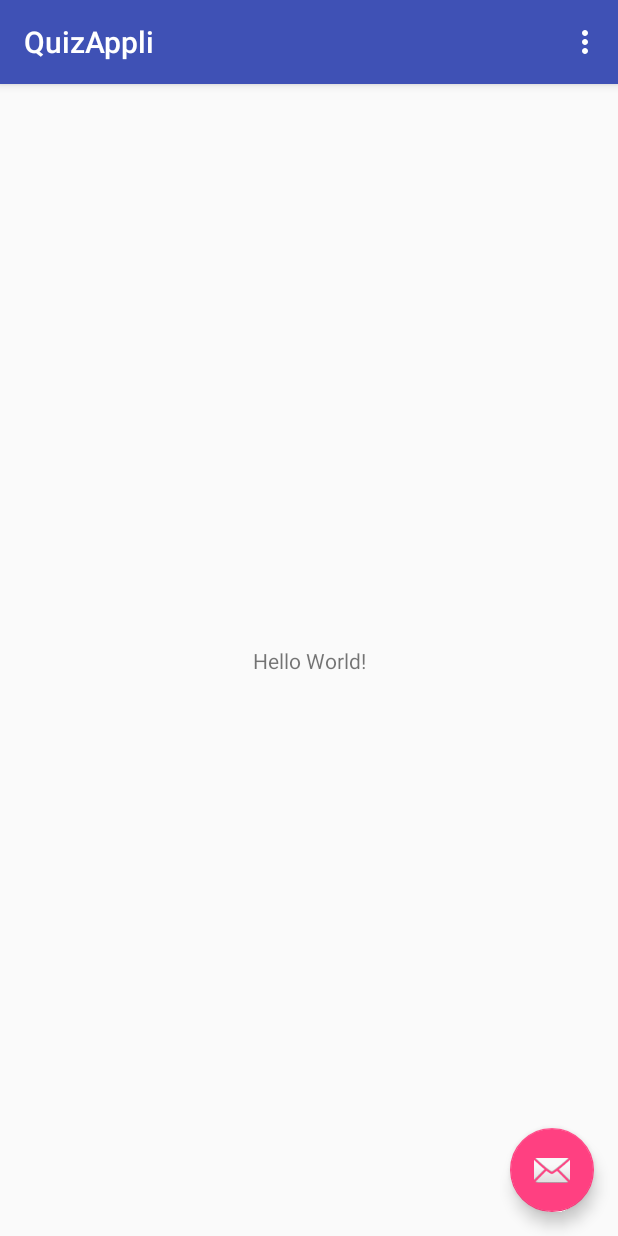
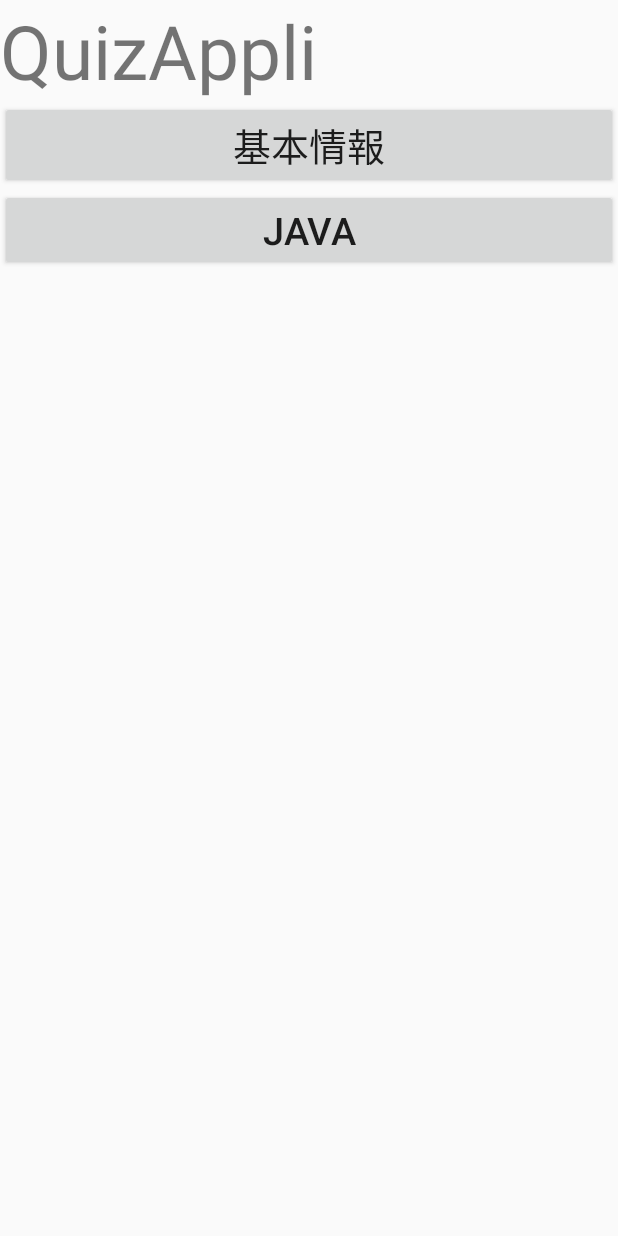
Before and after one commit to yuuki-shinpo/QuizAppli, an Android app: the screen it shows after launch (MainActivity), on a phone screen of 412 x 824 dp. Run offline under Robolectric (Android 15) with nearby library versions, the phone set to English and light mode, and no system bars; 3 statements that could not run were skipped.

Commit message:
mainActivityをコミット

```diff
--- a/app/build.gradle
+++ b/app/build.gradle
@@ -20,7 +20,7 @@ android {
 
 dependencies {
     implementation fileTree(dir: 'libs', include: ['*.jar'])
-    implementation 'com.android.support:appcompat-v7:28.0.0-rc02'
+    implementation 'com.android.support:appcompat-v7:28.0.0-alpha1'
     implementation 'com.android.support.constraint:constraint-layout:1.1.3'
     implementation 'com.android.support:design:28.0.0-rc02'
     testImplementation 'junit:junit:4.12'
--- a/app/src/main/java/com/example/sample/quizappli/MainActivity.java
+++ b/app/src/main/java/com/example/sample/quizappli/MainActivity.java
@@ -1,5 +1,6 @@
 package com.example.sample.quizappli;
 
+import android.content.Intent;
 import android.os.Bundle;
 import android.support.design.widget.FloatingActionButton;
 import android.support.design.widget.Snackbar;
@@ -8,6 +9,7 @@ import android.support.v7.widget.Toolbar;
 import android.view.View;
 import android.view.Menu;
 import android.view.MenuItem;
+import android.widget.TextView;
 
 /**
  * 問題選択画面
@@ -52,4 +54,24 @@ public class MainActivity extends AppCompatActivity {
 
         return super.onOptionsItemSelected(item);
     }
+
+    public void feQuestionClick(View view){
+        // テーブル名を持たせる
+        String tableName = "TABLE_FE";
+        //intent作成
+        Intent intent = new Intent(MainActivity.this,QuestionActivity.class);
+        intent.putExtra("Question",tableName);
+        //遷移
+        startActivity(intent);
+    }
+
+    public void javaQuestionClick(View view){
+        // テーブル名を持たせる
+        String tableName = "TABLE_JAVA";
+        //intent作成
+        Intent intent = new Intent(MainActivity.this,QuestionActivity.class);
+        intent.putExtra("Question",tableName);
+        //遷移
+        startActivity(intent);
+    }
 }
--- a/app/src/main/java/com/example/sample/quizappli/ResultActivity.java
+++ b/app/src/main/java/com/example/sample/quizappli/ResultActivity.java
@@ -9,5 +9,8 @@ public class ResultActivity extends AppCompatActivity {
     protected void onCreate(Bundle savedInstanceState) {
         super.onCreate(savedInstanceState);
         setContentView(R.layout.activity_result);
+
+
+
     }
 }
--- a/app/src/main/res/layout/activity_main.xml
+++ b/app/src/main/res/layout/activity_main.xml
@@ -1,33 +1,32 @@
 <?xml version="1.0" encoding="utf-8"?>
-<android.support.design.widget.CoordinatorLayout xmlns:android="http://schemas.android.com/apk/res/android"
-    xmlns:app="http://schemas.android.com/apk/res-auto"
-    xmlns:tools="http://schemas.android.com/tools"
+<LinearLayout
+    xmlns:android="http://schemas.android.com/apk/res/android"
     android:layout_width="match_parent"
     android:layout_height="match_parent"
-    tools:context=".MainActivity">
+    android:orientation="vertical">
 
-    <android.support.design.widget.AppBarLayout
+
+    <TextView
+        android:id="@+id/textView"
         android:layout_width="match_parent"
         android:layout_height="wrap_content"
-        android:theme="@style/AppTheme.AppBarOverlay">
+        android:text="@string/app_name"
+        android:textSize="50dp"
+        />
 
-        <android.support.v7.widget.Toolbar
-            android:id="@+id/toolbar"
-            android:layout_width="match_parent"
-            android:layout_height="?attr/actionBarSize"
-            android:background="?attr/colorPrimary"
-            app:popupTheme="@style/AppTheme.PopupOverlay" />
+    <Button
+        android:id="@+id/button_fe"
+        android:layout_width="match_parent"
+        android:layout_height="wrap_content"
+        android:text="@string/title_fe"
+        android:textSize="25dp"
+        android:onClick="feQuestionClick"/>
 
-    </android.support.design.widget.AppBarLayout>
-
-    <include layout="@layout/content_main" />
-
-    <android.support.design.widget.FloatingActionButton
-        android:id="@+id/fab"
-        android:layout_width="wrap_content"
+    <Button
+        android:id="@+id/button_java"
+        android:layout_width="match_parent"
         android:layout_height="wrap_content"
-        android:layout_gravity="bottom|end"
-        android:layout_margin="@dimen/fab_margin"
-        app:srcCompat="@android:drawable/ic_dialog_email" />
-
-</android.support.design.widget.CoordinatorLayout>
+        android:text="@string/title_java"
+        android:textSize="25dp"
+        android:onClick="javaQuestionClick"/>
+</LinearLayout>
--- a/app/src/main/res/values/strings.xml
+++ b/app/src/main/res/values/strings.xml
@@ -1,4 +1,6 @@
 <resources>
     <string name="app_name">QuizAppli</string>
     <string name="action_settings">Settings</string>
+    <string name="title_fe">基本情報</string>
+    <string name="title_java">Java</string>
 </resources>
```
